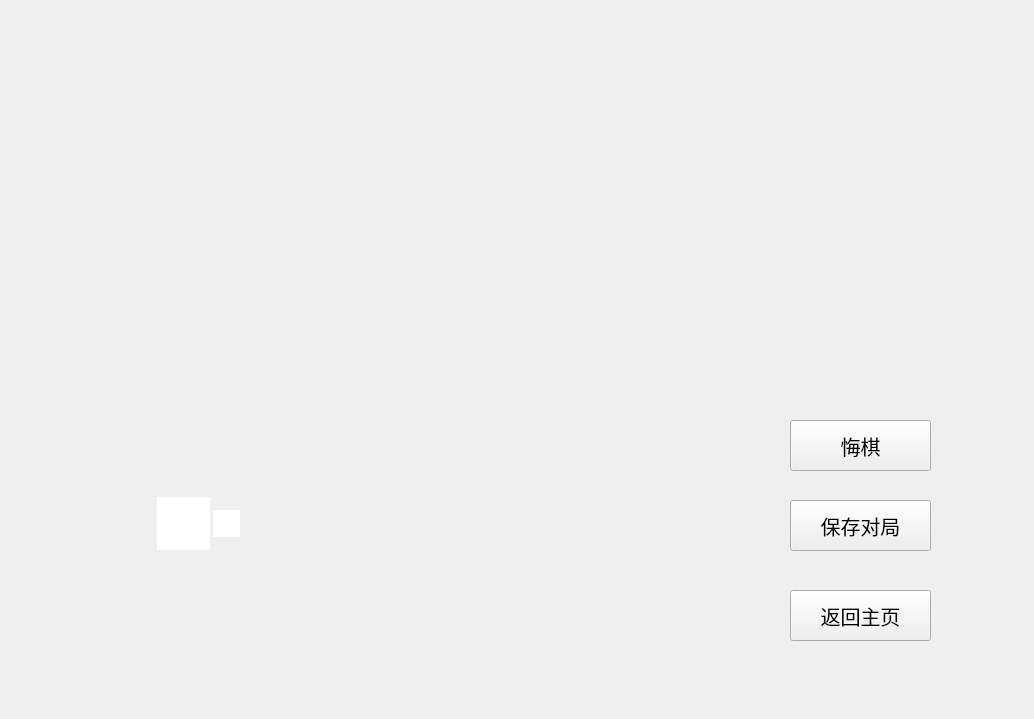
Above: chessboard.ui from huang-tianze/Gomoku before the change. Below: the same form after it.
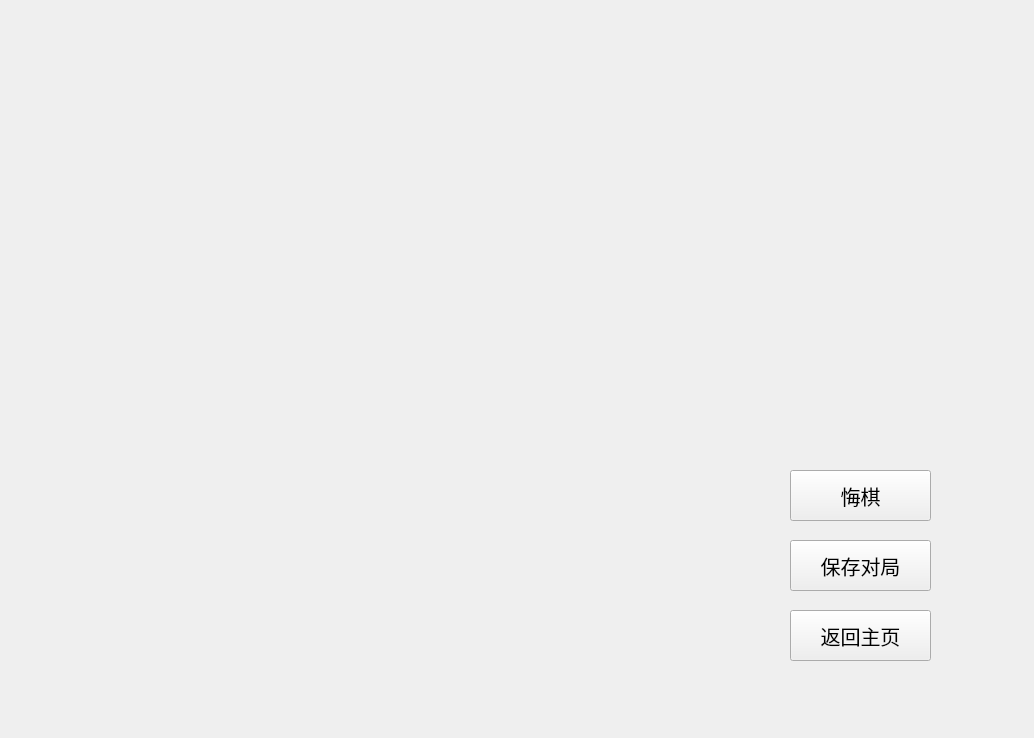
That is the form after the change. Icons and pictures are not drawn.

Commit message: 修复了ChessBoard无法显示背景的问题，并把centralWidget优化掉了。做好了状态栏显示，以及预定落子区域的绘制

```diff
--- a/chessboard.ui
+++ b/chessboard.ui
@@ -7,11 +7,26 @@
     <x>0</x>
     <y>0</y>
     <width>1034</width>
-    <height>719</height>
+    <height>738</height>
    </rect>
   </property>
-  <property name="windowTitle">
-   <string>Form</string>
+  <property name="sizePolicy">
+   <sizepolicy hsizetype="Fixed" vsizetype="Fixed">
+    <horstretch>0</horstretch>
+    <verstretch>0</verstretch>
+   </sizepolicy>
+  </property>
+  <property name="minimumSize">
+   <size>
+    <width>1034</width>
+    <height>738</height>
+   </size>
+  </property>
+  <property name="maximumSize">
+   <size>
+    <width>1034</width>
+    <height>738</height>
+   </size>
   </property>
   <property name="styleSheet">
    <string notr="true"/>
@@ -20,56 +35,18 @@
    <property name="geometry">
     <rect>
      <x>0</x>
-     <y>0</y>
-     <width>1036</width>
-     <height>721</height>
+     <y>720</y>
+     <width>1031</width>
+     <height>21</height>
     </rect>
    </property>
-   <property name="styleSheet">
-    <string notr="true">QWidget#centralWidget{
-background-image: url(:/pic/chessBoard.png);}</string>
-   </property>
-   <widget class="QPushButton" name="homeButton">
-    <property name="geometry">
-     <rect>
-      <x>790</x>
-      <y>590</y>
-      <width>141</width>
-      <height>51</height>
-     </rect>
-    </property>
-    <property name="styleSheet">
-     <string notr="true">font-size:20px;
-background-image: url(:/pic/buttonBackground.png);
-color:rgb(0,0,0);</string>
-    </property>
-    <property name="text">
-     <string>返回主页</string>
-    </property>
-   </widget>
-   <widget class="QPushButton" name="saveButton">
-    <property name="geometry">
-     <rect>
-      <x>790</x>
-      <y>500</y>
-      <width>141</width>
-      <height>51</height>
-     </rect>
-    </property>
-    <property name="styleSheet">
-     <string notr="true">font-size:20px;
-background-image: url(:/pic/buttonBackground.png);
-color:rgb(0,0,0);</string>
-    </property>
-    <property name="text">
-     <string>保存对局</string>
-    </property>
+   <layout class="QVBoxLayout" name="statusLayout"/>
    </widget>
    <widget class="QPushButton" name="backButton">
     <property name="geometry">
      <rect>
       <x>790</x>
-      <y>420</y>
+     <y>470</y>
       <width>141</width>
       <height>51</height>
      </rect>
@@ -83,45 +60,62 @@
      <string>悔棋</string>
     </property>
    </widget>
-   <widget class="QGraphicsView" name="graphicsView">
+  <widget class="QGraphicsView" name="posTest">
     <property name="geometry">
      <rect>
-      <x>213</x>
-      <y>510</y>
+     <x>770</x>
+     <y>180</y>
       <width>27</width>
       <height>27</height>
      </rect>
     </property>
     <property name="styleSheet">
-     <string notr="true">background-image: url(:/pic/blackPiece.png);
+    <string notr="true">/* background-image: url(:/pic/blackPiecePredrop.png); */
+background-color:rgba(0,0,0,0);
 border:none;</string>
     </property>
    </widget>
-   <widget class="QWidget" name="horizontalLayoutWidget">
+  <widget class="QPushButton" name="homeButton">
     <property name="geometry">
      <rect>
-      <x>0</x>
-      <y>680</y>
-      <width>671</width>
-      <height>31</height>
-     </rect>
-    </property>
-    <layout class="QHBoxLayout" name="statusBarVerticalLayout"/>
-   </widget>
-   <widget class="QGraphicsView" name="caret">
+     <x>790</x>
+     <y>610</y>
+     <width>141</width>
+     <height>51</height>
+    </rect>
+   </property>
+   <property name="sizePolicy">
+    <sizepolicy hsizetype="Fixed" vsizetype="Fixed">
+     <horstretch>0</horstretch>
+     <verstretch>0</verstretch>
+    </sizepolicy>
+   </property>
+   <property name="styleSheet">
+    <string notr="true">font-size:20px;
+background-image: url(:/pic/buttonBackground.png);
+color:rgb(0,0,0);</string>
+   </property>
+   <property name="text">
+    <string>返回主页</string>
+   </property>
+  </widget>
+  <widget class="QPushButton" name="saveButton">
     <property name="geometry">
      <rect>
-      <x>157</x>
-      <y>497</y>
-      <width>53</width>
-      <height>53</height>
+     <x>790</x>
+     <y>540</y>
+     <width>141</width>
+     <height>51</height>
      </rect>
     </property>
     <property name="styleSheet">
-     <string notr="true">background-image: url(:/pic/caret.png);
-border:none;</string>
-    </property>
-   </widget>
+    <string notr="true">font-size:20px;
+background-image: url(:/pic/buttonBackground.png);
+color:rgb(0,0,0);</string>
+   </property>
+   <property name="text">
+    <string>保存对局</string>
+   </property>
   </widget>
  </widget>
  <resources/>
```
Left out of the diff: 5 changed lines with no effect on the pictures. Lines whose indentation alone changed are shown as unchanged. The commit also changes 8 other files.
